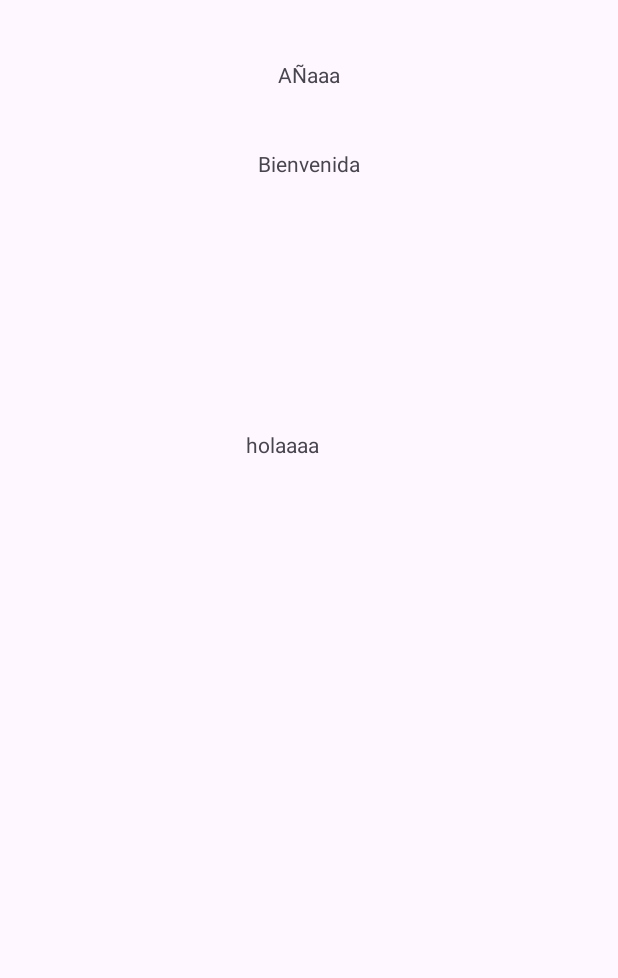
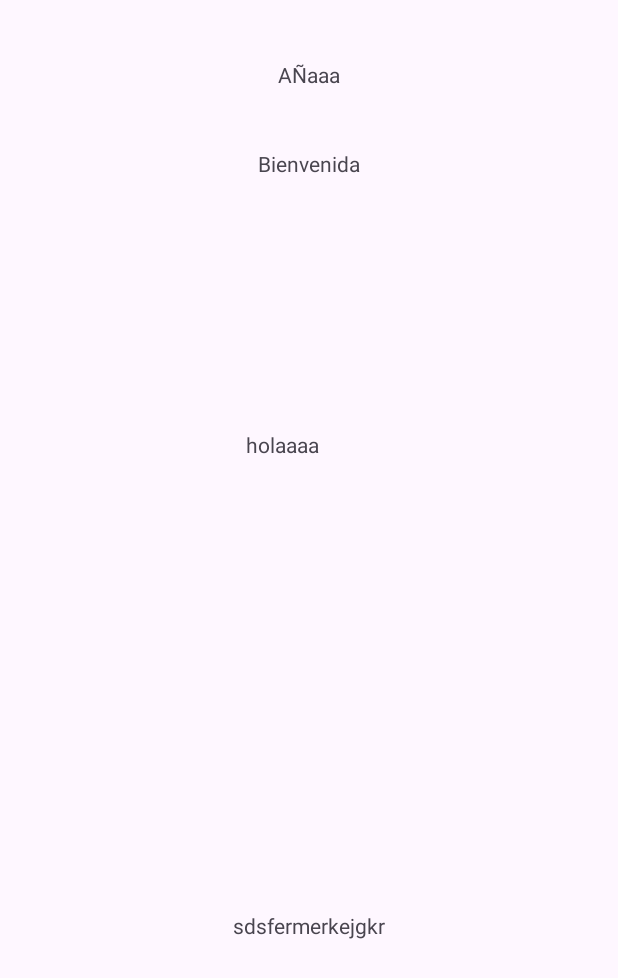
Before and after one commit to Axel202310/EF-MovilesApp-Grupo3, an Android app: the screen it shows after launch (MainActivity), on a phone screen of 412 x 824 dp. Before the commit the part shown is almost empty. Shown: the top 978 px of the screen. Run offline under Robolectric (Android 15) with nearby library versions, the phone set to English and light mode, and no system bars.

Commit message:
Cambio Mirella 1

```diff
--- a/app/src/main/res/layout/activity_main.xml
+++ b/app/src/main/res/layout/activity_main.xml
@@ -37,4 +37,15 @@
         app:layout_constraintHorizontal_bias="0.451"
         app:layout_constraintStart_toStartOf="parent"
         app:layout_constraintTop_toBottomOf="@+id/textView2" />
+
+    <TextView
+        android:id="@+id/textView3"
+        android:layout_width="wrap_content"
+        android:layout_height="wrap_content"
+        android:layout_marginTop="104dp"
+        android:text="sdsfermerkejgkr"
+        app:layout_constraintBottom_toBottomOf="parent"
+        app:layout_constraintEnd_toEndOf="parent"
+        app:layout_constraintStart_toStartOf="parent"
+        app:layout_constraintTop_toBottomOf="@+id/textView" />
 </androidx.constraintlayout.widget.ConstraintLayout>
```
